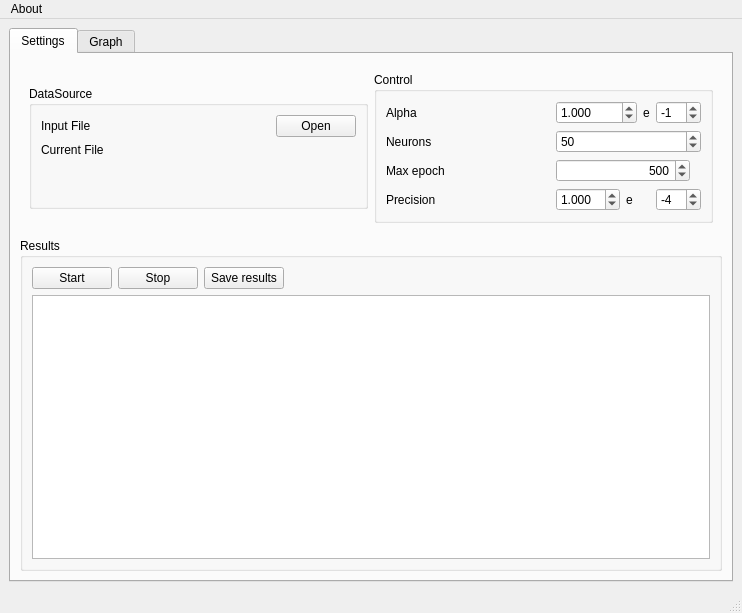
This is mainwindow.ui in AlexLeSang/ECOHT-ANN_2 as Qt 5 draws it before an edit. The edited form follows.
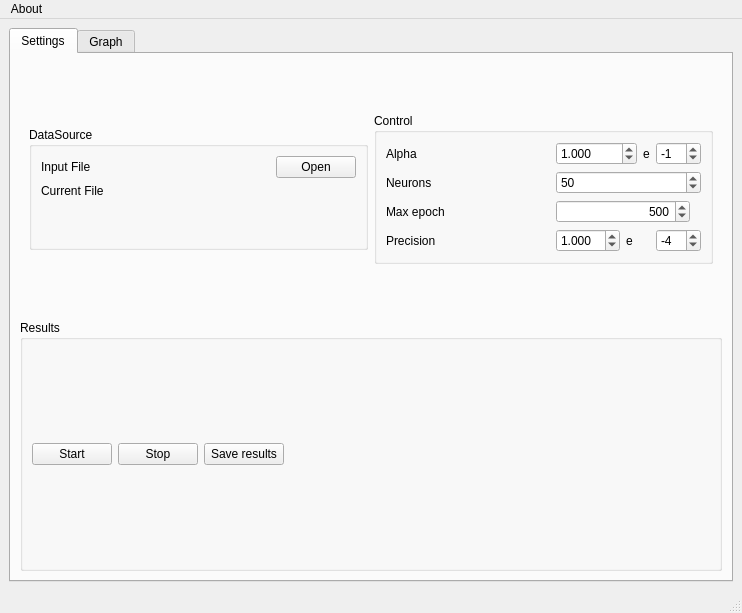
This is the edited form. Custom widgets are drawn as their Qt base class.

```diff
--- a/mainwindow.ui
+++ b/mainwindow.ui
@@ -441,13 +441,6 @@
              </item>
             </layout>
            </item>
-           <item>
-            <widget class="QTableWidget" name="resultsTable">
-             <property name="editTriggers">
-              <set>QAbstractItemView::NoEditTriggers</set>
-             </property>
-            </widget>
-           </item>
           </layout>
          </widget>
         </item>
```
Left out of the diff: 1 changed line with no effect on the pictures.
